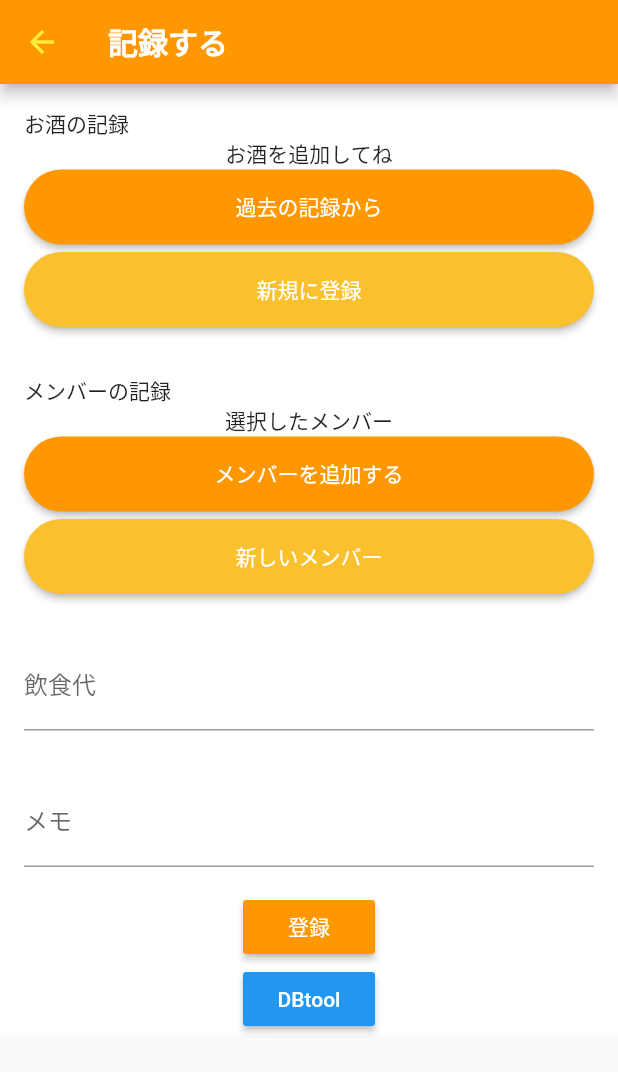
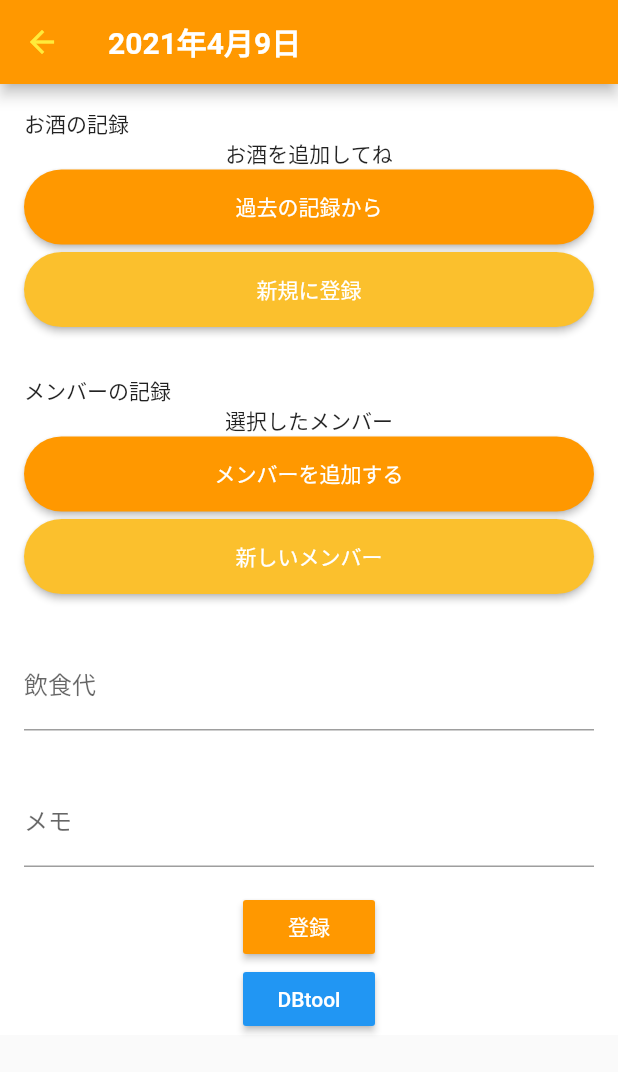
Before and after one commit to koki1126/alcorec, a Flutter app: the screen it shows after launch, after a tap on the "add" icon, on a phone screen of 412 x 824 dp. Shown: the top 1072 px of the screen. Run offline on Flutter 3.47's test engine with Material 2 defaults, Android fonts, the phone set to English and light mode, and no system bars; our stand-ins replace flutter_calendar_carousel, fluttertoast, sqflite; accounts and stored records are empty.

Commit message:
record画面のヘッダーに今日の日付を表示

```diff
--- a/lib/components/header.dart
+++ /dev/null
@@ -1,28 +0,0 @@
-import 'package:flutter/material.dart';
-
-class Header extends StatelessWidget with PreferredSizeWidget {
-  @override
-  Size get preferredSize => Size.fromHeight(kToolbarHeight);
-
-  final String headerWord;
-  Header({Key key, @required this.headerWord}) : super(key: key);
-
-  @override
-  Widget build(BuildContext context) {
-    return AppBar(
-      iconTheme: IconThemeData(
-        color: Colors.yellow,
-      ),
-      backgroundColor: Colors.orange,
-      brightness: Brightness.light, // ステータスバー白黒反転
-      title: Text(
-        headerWord,
-        style: TextStyle(
-          color: Colors.white,
-          fontSize: 20,
-          fontWeight: FontWeight.bold,
-        ),
-      ),
-    );
-  }
-}
--- /dev/null
+++ b/lib/components/header_model.dart/header.dart
@@ -0,0 +1,41 @@
+import 'package:flutter/material.dart';
+import 'package:provider/provider.dart';
+
+import 'header_model.dart';
+
+class Header extends StatelessWidget with PreferredSizeWidget {
+  @override
+  Size get preferredSize => Size.fromHeight(kToolbarHeight);
+
+  // コンストラクタ
+  String headerWord;
+  Header({Key key, @required this.headerWord}) : super(key: key);
+
+  @override
+  Widget build(BuildContext context) {
+    return ChangeNotifierProvider<HeaderModel>(
+      create: (_) => HeaderModel(),
+      child: Consumer<HeaderModel>(
+        builder: (context, model, child) {
+          // modelファイルの変数へ代入
+          model.headerWord = headerWord;
+          return AppBar(
+            iconTheme: IconThemeData(
+              color: Colors.yellow,
+            ),
+            backgroundColor: Colors.orange,
+            brightness: Brightness.light, // ステータスバー白黒反転
+            title: Text(
+              model.convertTimeToJa(),
+              style: TextStyle(
+                color: Colors.white,
+                fontSize: 20,
+                fontWeight: FontWeight.bold,
+              ),
+            ),
+          );
+        },
+      ),
+    );
+  }
+}
--- /dev/null
+++ b/lib/components/header_model.dart/header_model.dart
@@ -0,0 +1,26 @@
+import 'package:flutter/material.dart';
+
+class HeaderModel extends ChangeNotifier {
+  String headerWord;
+
+  String convertTimeToJa() {
+    List<String> splitDate = headerWord.split("-");
+    String convertDate = '';
+
+    for (int i = 0; i < 3; i++) {
+      if (splitDate[i].substring(0, 1) == "0") {
+        splitDate[i] = splitDate[i].substring(1, 2);
+      }
+
+      if (i == 0) {
+        convertDate += splitDate[i] + '年';
+      } else if (i == 1) {
+        convertDate += splitDate[i] + '月';
+      } else {
+        convertDate += splitDate[i] + '日';
+      }
+    }
+
+    return convertDate;
+  }
+}
--- a/lib/home/home.dart
+++ b/lib/home/home.dart
@@ -19,7 +19,7 @@ class HomePage extends StatelessWidget {
         builder: (context, model, child) {
           return Scaffold(
             appBar: AppBar(
-              title: Text('こんにちは'),
+              title: Text('alcorec'),
               backgroundColor: Colors.orange,
             ),
 
@@ -34,7 +34,7 @@ class HomePage extends StatelessWidget {
                 weekFormat: false,
                 height: 500,
                 weekDayBackgroundColor: Colors.orange.shade300,
-                selectedDateTime: model.currentDate,
+                selectedDateTime: model.now,
                 daysHaveCircularBorder: true,
                 // customGridViewPhysics: NeverScrollableScrollPhysics(),
                 markedDateShowIcon: true,
@@ -63,15 +63,16 @@ class HomePage extends StatelessWidget {
                 Navigator.push(
                   context,
                   MaterialPageRoute(
-                    builder: (context) => Record(),
-                  ),
-                  //現状飛ばない
+                      builder: (context) => Provider<String>.value(
+                            value: model.getToDayDate(),
+                            child: Record(),
+                          )),
                 );
               },
               child: Icon(Icons.add),
             ),
 
-            //今後の追加機能
+            //今後フッターを追加する用
             // bottomNavigationBar: BottomAppBar(
             //   color: Theme.of(context).primaryColor,
             //   notchMargin: 6.0,
--- a/lib/home/home_model.dart
+++ b/lib/home/home_model.dart
@@ -1,7 +1,7 @@
 import 'package:alcorec/home/home.dart';
 import 'package:flutter/material.dart';
-import 'package:alcorec/components/header.dart';
 import 'package:alcorec/kari.dart';
+import 'package:intl/intl.dart';
 //カレンダー関係
 import 'package:flutter_calendar_carousel/flutter_calendar_carousel.dart'
     show CalendarCarousel;
@@ -13,12 +13,20 @@ import 'package:fluttertoast/fluttertoast.dart';
 class HomeModel extends ChangeNotifier {
 //  ロジックを記述
   final String title = '酒';
+  DateTime now = DateTime.now();
 
   //画面部分
-  final mainTabs = [
-    HomePage(),
-    Kari(),
-  ];
+  //final mainTabs = [
+  //HomePage(),
+  //Kari(),
+  //];
+
+  // 今日の日付をyyyy-MM-dd形式で取得
+  String getToDayDate() {
+    DateFormat outputFormat = DateFormat('yyyy-MM-dd');
+    String date = outputFormat.format(now);
+    return date;
+  }
 
   // final headerTabs = [
   //   Header(headerTitle: 'ホーム'),
@@ -31,8 +39,6 @@ class HomeModel extends ChangeNotifier {
   //   super.notifyListeners();
   // }
 
-  DateTime currentDate = DateTime.now();
-
   void onDayPressed(DateTime date, List<Event> events) {
     // this.setState(() = > _currentDate = date);
     Fluttertoast.showToast(msg: date.toString(), textColor: Colors.pink);
--- a/lib/migration_scripts.dart
+++ b/lib/migration_scripts.dart
@@ -14,7 +14,7 @@ Map<int, String> migrationScripts = {
             drinking_id INTEGER PRIMARY KEY AUTOINCREMENT,
             memo TEXT NOT NULL,
             price INTEGER NOT NULL,
-            event_date DATE DEFAULT (datetime('now','localtime'))
+            event_date DATE NOT NULL
           )
       ''',
   3: '''
--- a/lib/record/record.dart
+++ b/lib/record/record.dart
@@ -1,7 +1,7 @@
 import 'package:alcorec/tool/debug_database/debug_database.dart';
 import 'package:flutter/material.dart';
 import 'package:provider/provider.dart';
-import '../components/header.dart';
+import '../components/header_model.dart/header.dart';
 import 'liquor_dialog/liquor_dialog.dart';
 import 'liquor_dialog/new_liquor_dialog.dart';
 import 'member_dialog/member_dialog.dart';
@@ -15,7 +15,7 @@ class Record extends StatelessWidget {
       child: Consumer<RecordModel>(
         builder: (context, model, child) {
           return Scaffold(
-            appBar: Header(headerWord: '記録する'),
+            appBar: Header(headerWord: Provider.of<String>(context)),
             body: GestureDetector(
               onTap: () {
                 model.priceFocusNode.unfocus();
```
Also changed, not shown: 1 other file.
